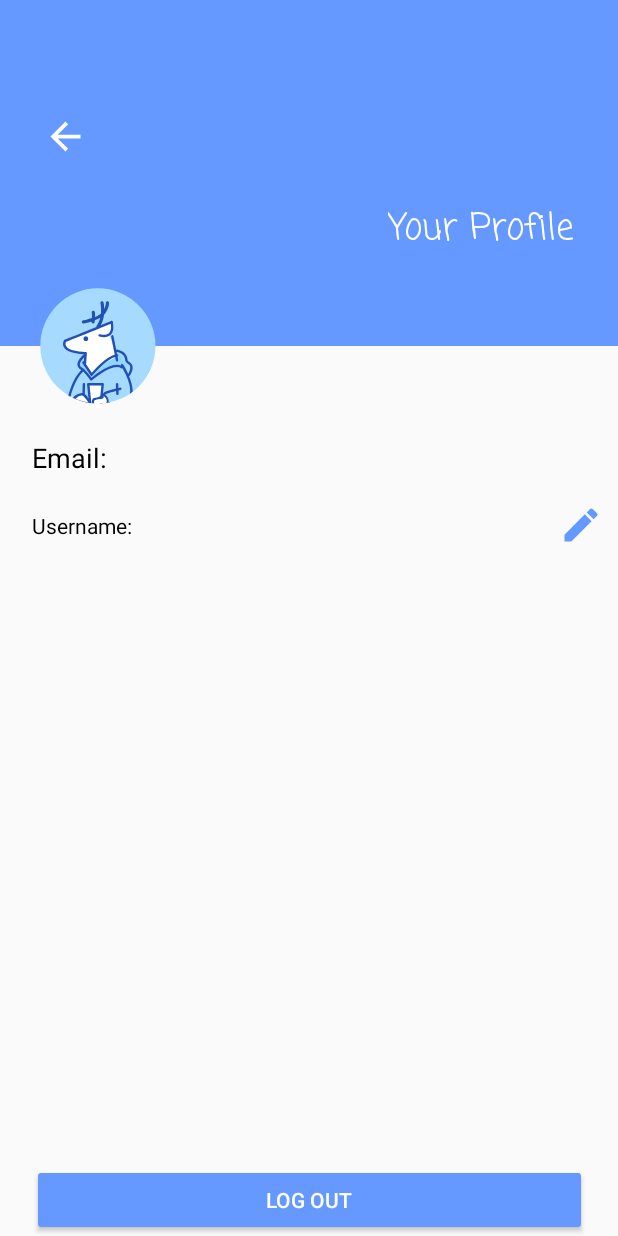
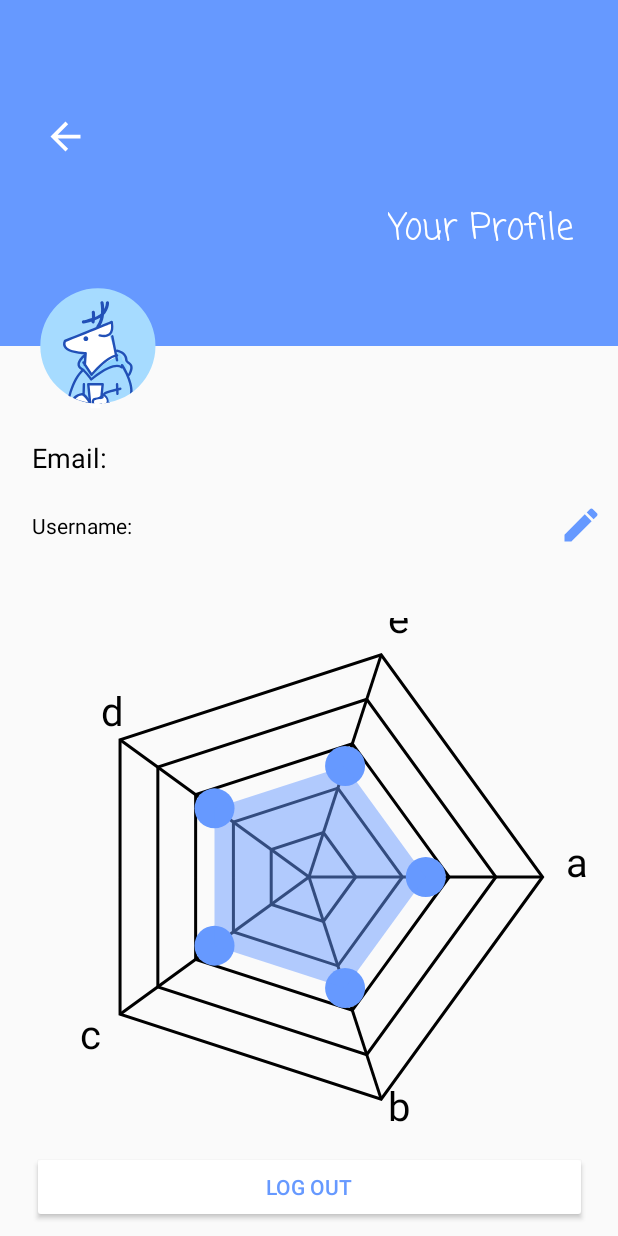
Before and after one commit to figuremout/TT, an Android app: the ProfileActivity screen opened directly, with no data from a screen before it, on a phone screen of 412 x 824 dp. Run offline under Robolectric (Android 15) with nearby library versions, the phone set to English and light mode, and no system bars.

Commit message:
finsh radar UI

```diff
--- a/app/src/main/java/com/example/tt/MainActivity.java
+++ b/app/src/main/java/com/example/tt/MainActivity.java
@@ -16,6 +16,7 @@ import android.widget.ImageButton;
 import android.widget.TextView;
 import android.widget.Toast;
 
+import com.example.tt.myView.MyRadarView;
 import com.google.android.material.floatingactionbutton.FloatingActionButton;
 import com.google.android.material.snackbar.Snackbar;
 import com.google.android.material.navigation.NavigationView;
@@ -38,7 +39,7 @@ import androidx.appcompat.widget.Toolbar;
 import org.json.JSONObject;
 import com.example.tt.LoginActivity.*;
 
-/**
+/**shared文件，可更名为accountInfo
  * email#username
  * email#pwd
  * currentEmail
@@ -74,7 +75,7 @@ public class MainActivity extends AppCompatActivity {
         // 设置状态栏颜色 有用
         Window window = this.getWindow();
         window.addFlags(WindowManager.LayoutParams.FLAG_DRAWS_SYSTEM_BAR_BACKGROUNDS);//添加Flag把状态栏设为可绘制模式
-        window.setStatusBarColor(Color.parseColor("#6699FF"));
+        window.setStatusBarColor(getResources().getColor(R.color.colorPrimary));
         window.getDecorView().setSystemUiVisibility(View.SYSTEM_UI_FLAG_LAYOUT_FULLSCREEN|View.SYSTEM_UI_FLAG_LAYOUT_STABLE);
 
         // 初始化控件
@@ -112,8 +113,8 @@ public class MainActivity extends AppCompatActivity {
         fab.setOnClickListener(new View.OnClickListener() {
             @Override
             public void onClick(View view) {
-                Snackbar.make(view, "Replace with your own action", Snackbar.LENGTH_LONG)
-                        .setAction("Action", null).show();
+//                Snackbar.make(view, "Replace with your own action", Snackbar.LENGTH_LONG)
+//                        .setAction("Action", null).show();
             }
         });
     }
--- /dev/null
+++ b/app/src/main/java/com/example/tt/myView/MyRadarView.java
@@ -0,0 +1,275 @@
+package com.example.tt.myView;
+
+import android.content.Context;
+import android.content.res.TypedArray;
+import android.graphics.Canvas;
+import android.graphics.Color;
+import android.graphics.Paint;
+import android.graphics.Path;
+import android.graphics.drawable.Drawable;
+import android.text.TextPaint;
+import android.util.AttributeSet;
+import android.view.View;
+
+import androidx.annotation.Nullable;
+
+import com.example.tt.R;
+
+/**
+ * 使用内部类 自定义一个简单的View
+ * 使用自定义类：
+ * 1. 新建UI Component - Custom View
+ * 2. 将自动建立的sample_my_radar_view.xml中的控件复制放到合适文件中，之后该文件可删除
+ * @desciption: 雷达
+ */
+public class MyRadarView extends View {
+    /**
+     * 多边形点的个数
+     */
+    private int count = 5;
+    /**
+     * 多边形均等分角度
+     */
+    private float angle = (float) (Math.PI * 2 / count);
+
+    /**
+     * 网格最大半径
+     */
+    private float radius;
+    /**
+     * 中心x
+     */
+    private int centerX;
+    /**
+     * 中心y
+     */
+    private int centerY;
+    /**
+     * 数据最大值
+     */
+    private float maxValue = 100;
+    /**
+     * 各维度分值
+     */
+    private double[] data = {50, 50, 50, 50, 50};
+
+    private String[] titles = {"a", "b", "c", "d", "e"};
+
+    /**
+     * 雷达区画笔
+     */
+    private Paint mMainPaint;
+    /**
+     * 文本画笔
+     */
+    private Paint mTextPaint;
+    /**
+     * 数据区画笔
+     */
+    private Paint mValuePaint;
+
+    public MyRadarView(Context context) {
+        this(context, null);
+    }
+
+    public MyRadarView(Context context, @Nullable AttributeSet attrs) {
+        this(context, attrs, 0);
+    }
+
+    public MyRadarView(Context context, @Nullable AttributeSet attrs, int defStyleAttr) {
+        super(context, attrs, defStyleAttr);
+        initPaint();
+    }
+
+    private void initPaint() {
+        mMainPaint = new Paint();
+        mMainPaint.setAntiAlias(true);
+        mMainPaint.setStrokeWidth(3);
+        mMainPaint.setStyle(Paint.Style.STROKE);
+        mMainPaint.setColor(Color.BLACK);
+
+        mTextPaint = new Paint();
+        mTextPaint.setAntiAlias(true);
+        mTextPaint.setColor(Color.BLACK);
+        /**
+         * 文字大小
+         */
+        mTextPaint.setTextSize(40);
+
+        mValuePaint = new Paint();
+        mValuePaint.setAntiAlias(true);
+        mValuePaint.setColor(getResources().getColor(R.color.colorPrimary));
+        mValuePaint.setStyle(Paint.Style.FILL_AND_STROKE);
+    }
+
+    @Override
+    protected void onSizeChanged(int w, int h, int oldw, int oldh) {
+        super.onSizeChanged(w, h, oldw, oldh);
+        //网格最大半径
+        radius = (float) Math.min(h, w) / 2 * 0.9f;
+        centerX = w / 2;
+        centerY = h / 2;
+        postInvalidate();
+    }
+
+    @Override
+    protected void onDraw(Canvas canvas) {
+        super.onDraw(canvas);
+        //绘制正多边形
+        drawPolygon(canvas);
+        //绘制从中心到末端的直线
+        drawLines(canvas);
+        //绘制文本
+        drawText(canvas);
+        //绘制区域
+        drawRegion(canvas);
+    }
+
+    /**
+     * 绘制正多边形
+     */
+    private void drawPolygon(Canvas canvas) {
+        Path path = new Path();
+        //蜘蛛丝之间的间距
+        float r = radius / count;
+        for (int i = 1; i <= count; i++) {
+            //当前半径
+            float curR = r * i;
+            path.reset();
+            for (int j = 0; j < count; j++) {
+                if (j == 0) {
+                    path.moveTo(centerX + curR, centerY);
+                } else {
+                    //根据半径，计算出蜘蛛丝上每个点的坐标
+                    float x = (float) (centerX + curR * Math.cos(angle * j));
+                    float y = (float) (centerY + curR * Math.sin(angle * j));
+                    path.lineTo(x, y);
+                }
+            }
+            //闭合路径
+            path.close();
+            canvas.drawPath(path, mMainPaint);
+        }
+    }
+
+    /**
+     * 绘制从中心到末端的直线
+     */
+    private void drawLines(Canvas canvas) {
+        Path path = new Path();
+        for (int i = 0; i < count; i++) {
+            path.reset();
+            path.moveTo(centerX, centerY);
+            //计算最外侧蜘蛛丝上每个点的坐标
+            float x = (float) (centerX + radius * Math.cos(angle * i));
+            float y = (float) (centerY + radius * Math.sin(angle * i));
+            path.lineTo(x, y);
+            canvas.drawPath(path, mMainPaint);
+        }
+    }
+
+    /**
+     * 绘制文本
+     * 先计算出文本的长度，然后使起始绘制坐标向左偏移这个长度。
+     */
+    private void drawText(Canvas canvas) {
+        Paint.FontMetrics fontMetrics = mTextPaint.getFontMetrics();
+        float fontHeight = fontMetrics.descent - fontMetrics.ascent;
+        for (int i = 0; i < count; i++) {
+            //计算最外侧蜘蛛丝上每个点的坐标
+            float x = (float) (centerX + (radius + fontHeight / 2) * Math.cos(angle * i));
+            float y = (float) (centerY + (radius + fontHeight / 2) * Math.sin(angle * i));
+            //第4象限
+            if (angle * i >= 0 && angle * i <= Math.PI / 2) {
+                canvas.drawText(titles[i], x, y, mTextPaint);
+            }
+            //第3象限
+            else if (angle * i >= Math.PI / 2 && angle * i <= Math.PI) {
+                float dis = mTextPaint.measureText(titles[i]);
+                canvas.drawText(titles[i], x - dis, y + dis, mTextPaint);
+            }
+            //第2象限
+            else if (angle * i >= Math.PI && angle * i <= 3 * Math.PI / 2) {
+                canvas.drawText(titles[i], x, y, mTextPaint);
+            }
+            //第1象限
+            else if (angle * i >= 3 * Math.PI / 2 && angle * i <= Math.PI * 2) {
+                canvas.drawText(titles[i], x, y, mTextPaint);
+            }
+        }
+    }
+
+    /**
+     * 绘制区域
+     */
+    private void drawRegion(Canvas canvas) {
+        Path path = new Path();
+        mValuePaint.setAlpha(255);
+        for (int i = 0; i < count; i++) {
+            double percent = data[i] / maxValue;
+            //计算最外侧蜘蛛丝上每个点的坐标
+            float x = (float) (centerX + radius * Math.cos(angle * i) * percent);
+            float y = (float) (centerY + radius * Math.sin(angle * i) * percent);
+            if (i == 0) {
+                path.moveTo(x, centerY);
+            } else {
+                path.lineTo(x, y);
+            }
+            //绘制小圆点
+            canvas.drawCircle(x, y, 20, mValuePaint);
+        }
+        mValuePaint.setAlpha(127);
+        //绘制填充区域
+        canvas.drawPath(path, mValuePaint);
+    }
+
+    /**
+     * @param titles
+     */
+    public void setTitles(String[] titles) {
+        this.titles = titles;
+    }
+
+    /**
+     * 各维度分值
+     *
+     * @param data data
+     */
+    public void setData(double[] data) {
+        this.data = data;
+    }
+
+    /**
+     * 数据最大值
+     *
+     * @param maxValue maxValue
+     */
+    public void setMaxValue(float maxValue) {
+        this.maxValue = maxValue;
+    }
+
+    /**
+     * 设置蜘蛛网颜色
+     *
+     * @param color
+     */
+    public void setMainPaintColor(int color) {
+        mMainPaint.setColor(color);
+    }
+
+    /**
+     * 设置标题颜色
+     *
+     * @param color
+     */
+    public void setTextPaintColor(int color) {
+        mTextPaint.setColor(color);
+    }
+
+    /**
+     * @param color
+     */
+    public void setValuePaintColor(int color) {
+        mValuePaint.setColor(color);
+    }
+}
--- a/app/src/main/res/layout/activity_profile.xml
+++ b/app/src/main/res/layout/activity_profile.xml
@@ -20,12 +20,13 @@
         android:id="@+id/logout"
         android:layout_width="0dp"
         android:layout_height="wrap_content"
-        android:backgroundTint="@color/colorPrimary"
+        android:backgroundTint="@android:color/white"
         android:text="Log out"
-        android:textColor="@android:color/white"
+        android:textColor="@color/colorPrimary"
         app:layout_constraintBottom_toBottomOf="parent"
         app:layout_constraintEnd_toStartOf="@+id/guideline36"
-        app:layout_constraintStart_toStartOf="@+id/guideline31" />
+        app:layout_constraintStart_toStartOf="@+id/guideline31"
+        app:layout_constraintTop_toBottomOf="@+id/radar" />
 
     <ImageButton
         android:id="@+id/profile_back"
@@ -123,6 +124,20 @@
         android:orientation="vertical"
         app:layout_constraintGuide_percent="0.27" />
 
+    <androidx.constraintlayout.widget.Guideline
+        android:id="@+id/guideline47"
+        android:layout_width="wrap_content"
+        android:layout_height="wrap_content"
+        android:orientation="horizontal"
+        app:layout_constraintGuide_percent="0.92" />
+
+    <androidx.constraintlayout.widget.Guideline
+        android:id="@+id/guideline49"
+        android:layout_width="wrap_content"
+        android:layout_height="wrap_content"
+        android:orientation="horizontal"
+        app:layout_constraintGuide_percent="0.5" />
+
     <TextView
         android:id="@+id/textView"
         android:layout_width="wrap_content"
@@ -203,7 +218,7 @@
     <EditText
         android:id="@+id/profile_edit_username"
         android:layout_width="0dp"
-        android:layout_height="0dp"
+        android:layout_height="wrap_content"
         android:ems="10"
         android:hint="Enter username"
         android:inputType="textPersonName"
@@ -214,4 +229,16 @@
         app:layout_constraintStart_toStartOf="@+id/guideline43"
         app:layout_constraintTop_toTopOf="@+id/guideline41" />
 
+    <com.example.tt.myView.MyRadarView
+        android:id="@+id/radar"
+        android:layout_width="wrap_content"
+        android:layout_height="0dp"
+        android:background="@android:color/transparent"
+        app:exampleColor="@color/colorPrimary"
+        app:exampleString="Hello, MyRadarView"
+        app:layout_constraintBottom_toTopOf="@+id/guideline47"
+        app:layout_constraintEnd_toEndOf="parent"
+        app:layout_constraintStart_toStartOf="parent"
+        app:layout_constraintTop_toTopOf="@+id/guideline49" />
+
 </androidx.constraintlayout.widget.ConstraintLayout>
--- /dev/null
+++ b/app/src/main/res/values/attrs_my_radar_view.xml
@@ -0,0 +1,8 @@
+<resources>
+    <declare-styleable name="MyRadarView">
+        <attr name="exampleString" format="string" />
+        <attr name="exampleDimension" format="dimension" />
+        <attr name="exampleColor" format="color" />
+        <attr name="exampleDrawable" format="color|reference" />
+    </declare-styleable>
+</resources>
```
